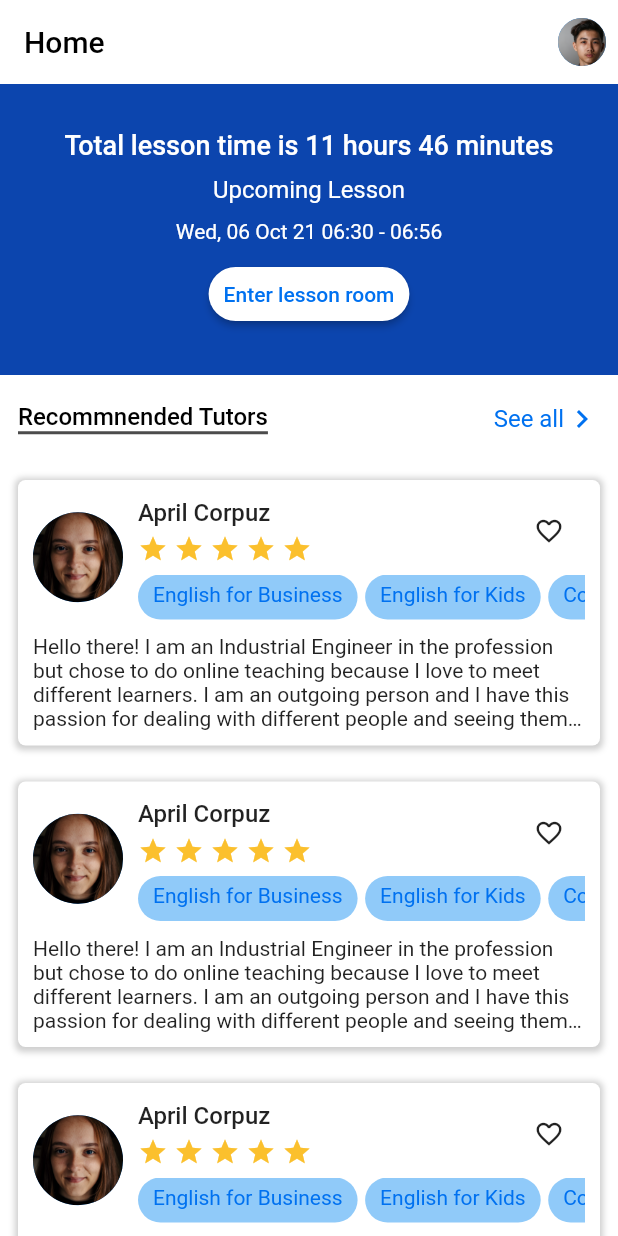
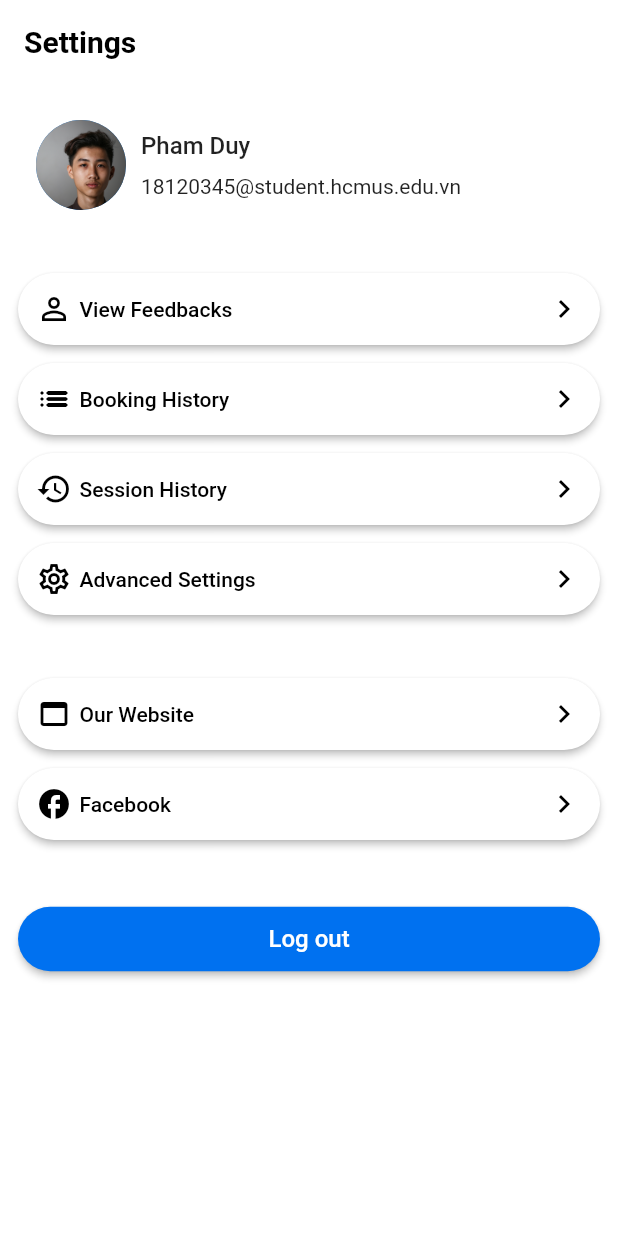
Before and after one commit to phamduygit/lettutor-app, a Flutter app: the screen it shows after launch, on a phone screen of 412 x 824 dp. Run offline on Flutter 3.47's test engine with Material 2 defaults, Android fonts, the phone set to English and light mode, and no system bars; our stand-ins replace flutter_svg.

Commit message:
add settings screen

```diff
--- a/lib/main.dart
+++ b/lib/main.dart
@@ -1,6 +1,7 @@
 import 'package:flutter/material.dart';
 // import 'package:lettutor_app/screens/Auth/login_screen.dart';
-import 'package:lettutor_app/screens/Home/home_screen.dart';
+import 'package:lettutor_app/screens/home/home_screen.dart';
+import 'package:lettutor_app/screens/setting/setting_screen.dart';
 
 // import 'screens/Auth/login_screen.dart';
 
@@ -26,7 +27,7 @@ class MyApp extends StatelessWidget {
           elevation: 0,
         ),
       ),
-      home: const HomeScreen(),
+      home: const SettingScreen(),
     );
   }
 }
--- a/lib/screens/OnBoarding/on_boarding.dart
+++ b/lib/screens/on_boarding/on_boarding.dart
@@ -1,6 +1,6 @@
 import 'package:flutter/material.dart';
 import 'package:lettutor_app/contants.dart';
-import 'package:lettutor_app/screens/OnBoarding/components/slider_page.dart';
+import 'package:lettutor_app/screens/on_boarding/components/slider_page.dart';
 
 import 'components/bottom_on_boarding.dart';
 
--- /dev/null
+++ b/lib/screens/setting/components/info_account.dart
@@ -0,0 +1,32 @@
+import 'package:flutter/material.dart';
+import 'package:lettutor_app/contants.dart';
+
+class InfoAccount extends StatelessWidget {
+  const InfoAccount({
+    Key? key,
+  }) : super(key: key);
+
+  @override
+  Widget build(BuildContext context) {
+    return Padding(
+      padding: const EdgeInsets.all(defaultPadding),
+      child: Row(
+        children: [
+          const CircleAvatar(
+            backgroundImage: AssetImage("assets/images/avatar.jpeg"),
+            radius: 30,
+          ),
+          const SizedBox(width: 10),
+          Column(
+            crossAxisAlignment: CrossAxisAlignment.start,
+            children: const [
+              Text("Pham Duy", style: TextStyle(fontWeight: FontWeight.w500, fontSize: 16)),
+              SizedBox(height: 10),
+              Text("18120345@student.hcmus.edu.vn"),
+            ],
+          )
+        ],
+      ),
+    );
+  }
+}
--- /dev/null
+++ b/lib/screens/setting/components/option_card.dart
@@ -0,0 +1,39 @@
+import 'package:flutter/material.dart';
+
+class OptionCard extends StatelessWidget {
+  const OptionCard({
+    Key? key, required this.icon, required this.title, required this.press,
+  }) : super(key: key);
+  final IconData icon;
+  final String title;
+  final VoidCallback press;
+  @override
+  Widget build(BuildContext context) {
+    return Padding(
+      padding: const EdgeInsets.only(bottom: 12.0),
+      child: ElevatedButton(
+        style: ElevatedButton.styleFrom(
+          primary: Colors.white,
+          onPrimary: Colors.black,
+          padding: const EdgeInsets.all(12.0),
+          shape: RoundedRectangleBorder(
+            borderRadius: BorderRadius.circular(30),
+          ),
+        ),
+        child: Row(
+          children: [
+            Icon(icon),
+            const SizedBox(width: 5),
+            Text(
+              title,
+              style: const TextStyle(fontWeight: FontWeight.w500),
+            ),
+            const Spacer(),
+            const Icon(Icons.chevron_right)
+          ],
+        ),
+        onPressed: press,
+      ),
+    );
+  }
+}
--- /dev/null
+++ b/lib/screens/setting/setting_screen.dart
@@ -0,0 +1,85 @@
+import 'package:flutter/material.dart';
+import 'package:lettutor_app/screens/auth/components/default_button.dart';
+import 'package:lettutor_app/contants.dart';
+
+import 'components/info_account.dart';
+import 'components/option_card.dart';
+
+class SettingScreen extends StatelessWidget {
+  const SettingScreen({Key? key}) : super(key: key);
+
+  @override
+  Widget build(BuildContext context) {
+    return Scaffold(
+      appBar: AppBar(
+        title: const Text(
+          "Settings",
+          style: TextStyle(fontWeight: FontWeight.bold),
+        ),
+      ),
+      backgroundColor: Colors.white,
+      body: Padding(
+        padding: const EdgeInsets.all(defaultPadding),
+        child: Column(
+          children: [
+            const InfoAccount(),
+            const SizedBox(height: 30),
+            OptionCard(
+              icon: Icons.person_outline,
+              title: "View Feedbacks",
+              press: () {},
+            ),
+            OptionCard(
+              icon: Icons.list_rounded,
+              title: "Booking History",
+              press: () {},
+            ),
+            OptionCard(
+              icon: Icons.history,
+              title: "Session History",
+              press: () {},
+            ),
+            OptionCard(
+              icon: Icons.settings_outlined,
+              title: "Advanced Settings",
+              press: () {},
+            ),
+            const SizedBox(height: 30),
+            OptionCard(
+              icon: Icons.web_asset,
+              title: "Our Website",
+              press: () {},
+            ),
+            OptionCard(
+              icon: Icons.facebook_outlined,
+              title: "Facebook",
+              press: () {},
+            ),
+            const SizedBox(height: 30),
+            ElevatedButton(
+              style: ElevatedButton.styleFrom(
+                primary: mainColor,
+                onPrimary: Colors.white,
+                padding: const EdgeInsets.all(12.0),
+                shape: RoundedRectangleBorder(
+                  borderRadius: BorderRadius.circular(30),
+                ),
+              ),
+              child: Row(
+                children: const [
+                  Spacer(),
+                  Text(
+                    "Log out",
+                    style: TextStyle(fontSize: 16),
+                  ),
+                  Spacer(),
+                ],
+              ),
+              onPressed: () {},
+            ),
+          ],
+        ),
+      ),
+    );
+  }
+}
--- a/pubspec.yaml
+++ b/pubspec.yaml
@@ -35,6 +35,7 @@ dependencies:
   # Use with the CupertinoIcons class for iOS style icons.
   cupertino_icons: ^1.0.2
   flutter_svg: ^0.22.0
+
 
 dev_dependencies:
   flutter_test:
```
Also changed, not shown: lib/screens/on_boarding/components/bottom_on_boarding.dart (renamed from lib/screens/OnBoarding/components/bottom_on_boarding.dart), lib/screens/on_boarding/components/slider_page.dart (renamed from lib/screens/OnBoarding/components/slider_page.dart).
